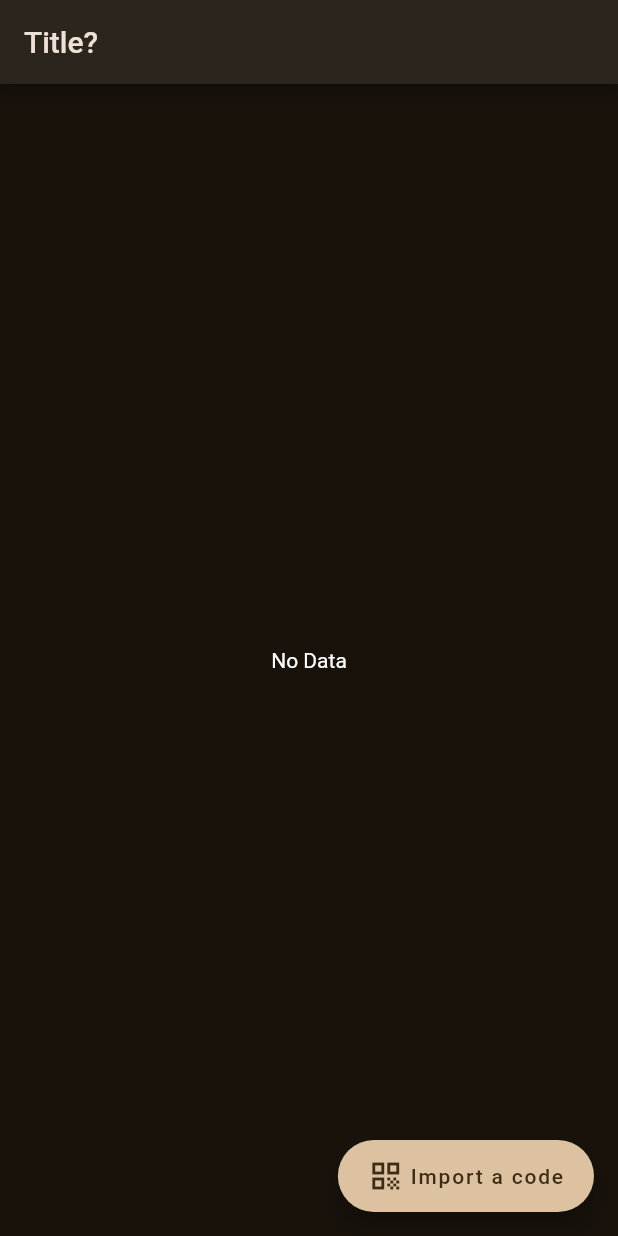
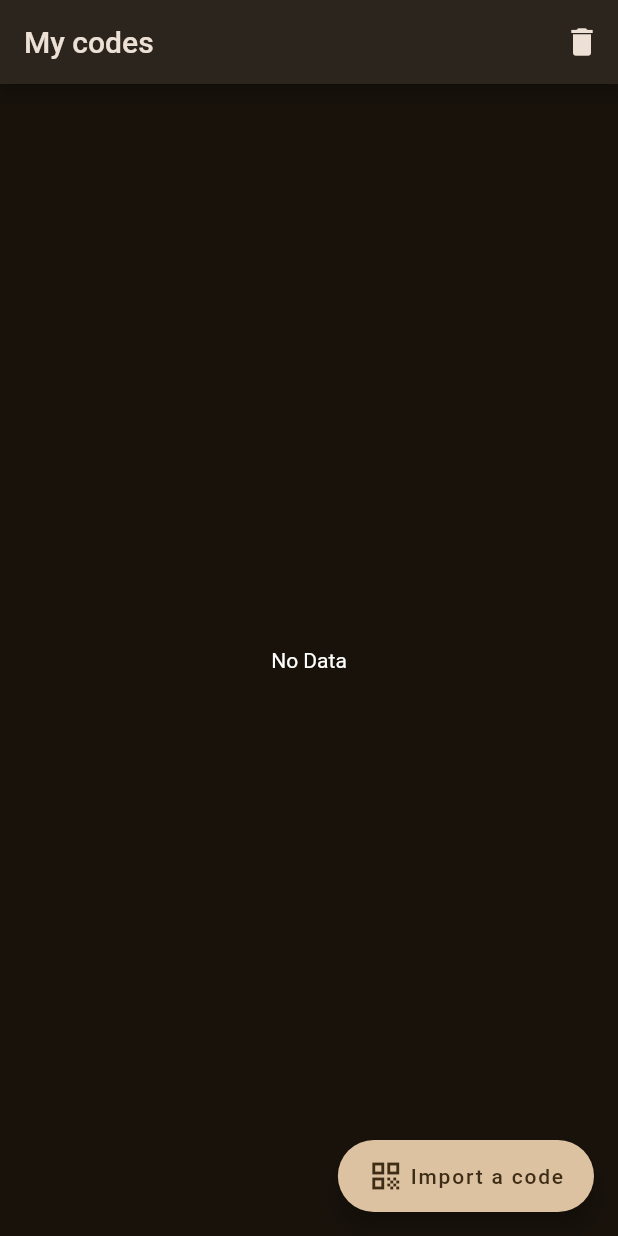
Before and after one commit to Pierre-Monier/home_screen_codes, a Flutter app: the screen it shows after launch, on a phone screen of 412 x 824 dp. Run offline on Flutter 3.47's test engine with Material 2 defaults, Android fonts, the phone set to English and light mode, and no system bars; our stand-ins replace flutter_image_compress, get_it, image_picker, rxdart; missing offline and left inert: home_widget.

Commit message:
refacto: set ui logic in notifier, feat(home): add import source dialog, feat(home): add dummy delete logic

```diff
--- a/lib/page/home/home_view.dart
+++ b/lib/page/home/home_view.dart
@@ -1,15 +1,15 @@
-import 'dart:io';
-
 import 'package:flutter/material.dart';
 import 'package:flutter/rendering.dart';
 import 'package:home_screen_codes/bloc/bloc_provider.dart';
 import 'package:home_screen_codes/bloc/codes_bloc.dart';
 import 'package:home_screen_codes/domain/entity/code_data.dart';
 import 'package:home_screen_codes/domain/entity/codes.dart';
+import 'package:home_screen_codes/page/home/notifier/import_fab_should_extended_notifier.dart';
+import 'package:home_screen_codes/page/home/notifier/is_deleting_notifier.dart';
 import 'package:home_screen_codes/page/home/widget/code_card.dart';
-import 'package:home_screen_codes/service/file_writter_service.dart';
-import 'package:home_screen_codes/service/image_picker_service.dart';
-import 'package:home_screen_codes/service_locator.dart';
+import 'package:home_screen_codes/page/home/widget/home_view_appbar.dart';
+import 'package:home_screen_codes/page/home/widget/import_code_fab.dart';
+import 'package:provider/provider.dart';
 
 class HomeView extends StatefulWidget {
   const HomeView({Key? key}) : super(key: key);
@@ -19,7 +19,8 @@ class HomeView extends StatefulWidget {
 }
 
 class _HomeViewState extends State<HomeView> {
-  bool _isFabExtended = true;
+  final _isDeleting = IsDeletingNotifier();
+  final _isFabExtendedNotifier = ImportFabShouldExtendedNotifier();
   late ScrollController _scrollController;
 
   @override
@@ -29,33 +30,16 @@ class _HomeViewState extends State<HomeView> {
     _scrollController.addListener(() {
       if (_scrollController.position.userScrollDirection ==
           ScrollDirection.forward) {
-        if (!_isFabExtended) {
-          setState(() {
-            _isFabExtended = true;
-          });
+        if (!_isFabExtendedNotifier.value) {
+          _isFabExtendedNotifier.value = true;
         }
       } else if (_scrollController.position.userScrollDirection ==
           ScrollDirection.reverse) {
-        if (_isFabExtended) {
-          setState(() {
-            _isFabExtended = false;
-          });
+        if (_isFabExtendedNotifier.value) {
+          _isFabExtendedNotifier.value = false;
         }
       }
     });
-  }
-
-  // TODO(pierre/high): this shoudl'nt be in widget code
-  Future<void> _pickImageUri(BuildContext context, Codes codes) async {
-    final imagePath =
-        await sl.get<ImagePickerSerivce>().getImagePathFromGallery();
-
-    if (imagePath != null) {
-      final imageFile =
-          await sl.get<FileWritterService>().copyFile(File(imagePath));
-      BlocProvider.of<CodesBloc>(context)
-          .addCodeData(CodeData(imagePath: imageFile.path));
-    }
   }
 
   List<Widget> _getItems(List<CodeData> codesData) {
@@ -74,11 +58,19 @@ class _HomeViewState extends State<HomeView> {
 
   @override
   Widget build(BuildContext context) {
+    // TODO(maybe): pass this in a notifier
     final bool _showFab = MediaQuery.of(context).viewInsets.bottom == 0.0;
-    return Scaffold(
-      appBar: AppBar(
-        title: const Text('Title?'),
+    return MultiProvider(
+      providers: [
+        ChangeNotifierProvider<IsDeletingNotifier>.value(
+          value: _isDeleting,
         ),
+        ChangeNotifierProvider<ImportFabShouldExtendedNotifier>.value(
+          value: _isFabExtendedNotifier,
+        ),
+      ],
+      child: Scaffold(
+        appBar: const HomeViewAppbar(),
         body: StreamBuilder<Codes>(
           stream: BlocProvider.of<CodesBloc>(context).codes,
           builder: (context, snapshot) {
@@ -107,48 +99,23 @@ class _HomeViewState extends State<HomeView> {
             );
           },
         ),
-      floatingActionButton: _showFab
+        floatingActionButton: Consumer<IsDeletingNotifier>(
+          builder: (context, notifier, child) => !notifier.value && _showFab
               ? StreamBuilder<Codes>(
                   stream: BlocProvider.of<CodesBloc>(context).codes,
                   builder: (context, snapshot) {
                     final _data = snapshot.data;
 
                     if (_data != null) {
-                  return FloatingActionButton.extended(
-                    label: AnimatedSwitcher(
-                      duration: const Duration(milliseconds: 200),
-                      transitionBuilder:
-                          (Widget child, Animation<double> animation) =>
-                              FadeTransition(
-                        opacity: animation,
-                        child: SizeTransition(
-                          sizeFactor: animation,
-                          axis: Axis.horizontal,
-                          child: child,
-                        ),
-                      ),
-                      child: _isFabExtended
-                          ? Row(
-                              children: const [
-                                Padding(
-                                  padding: EdgeInsets.only(right: 4.0),
-                                  child: Icon(Icons.qr_code),
-                                ),
-                                Text('Import a code')
-                              ],
-                            )
-                          : const Icon(Icons.qr_code),
-                    ),
-                    onPressed: () => _pickImageUri(context, snapshot.data!),
-                    tooltip: 'Import a code',
-                    // icon: const Icon(Icons.qr_code_sharp),
-                  );
+                      return const ImportCodeFab();
                     }
 
                     return const SizedBox();
                   },
                 )
-          : null,
+              : const SizedBox(),
+        ),
+      ),
     );
   }
 }
--- /dev/null
+++ b/lib/page/home/notifier/import_fab_should_extended_notifier.dart
@@ -0,0 +1,5 @@
+import 'package:flutter/foundation.dart';
+
+class ImportFabShouldExtendedNotifier extends ValueNotifier<bool> {
+  ImportFabShouldExtendedNotifier() : super(true);
+}
--- /dev/null
+++ b/lib/page/home/notifier/is_deleting_notifier.dart
@@ -0,0 +1,5 @@
+import 'package:flutter/material.dart';
+
+class IsDeletingNotifier extends ValueNotifier<bool> {
+  IsDeletingNotifier() : super(false);
+}
--- /dev/null
+++ b/lib/page/home/widget/home_view_appbar.dart
@@ -0,0 +1,30 @@
+import 'package:flutter/material.dart';
+import 'package:home_screen_codes/page/home/notifier/is_deleting_notifier.dart';
+import 'package:home_screen_codes/page/home/widget/cancel_action_appbar.dart';
+import 'package:provider/provider.dart';
+
+class HomeViewAppbar extends StatelessWidget implements PreferredSizeWidget {
+  const HomeViewAppbar({Key? key}) : super(key: key);
+
+  @override
+  Widget build(BuildContext context) => AppBar(
+        title: const Text('My codes'),
+        actions: [
+          Consumer<IsDeletingNotifier>(
+            builder: (context, notifier, child) => notifier.value
+                ? const Center(
+                    child: CancelActionAppbar(),
+                  )
+                : IconButton(
+                    icon: const Icon(Icons.delete),
+                    onPressed: () {
+                      notifier.value = true;
+                    },
+                  ),
+          ),
+        ],
+      );
+
+  @override
+  Size get preferredSize => const Size.fromHeight(56.0);
+}
--- /dev/null
+++ b/lib/page/home/widget/import_code_fab.dart
@@ -0,0 +1,44 @@
+import 'package:flutter/material.dart';
+import 'package:home_screen_codes/page/home/notifier/import_fab_should_extended_notifier.dart';
+import 'package:home_screen_codes/page/home/widget/source_picker_dialog.dart';
+import 'package:provider/provider.dart';
+
+class ImportCodeFab extends StatelessWidget {
+  const ImportCodeFab({Key? key}) : super(key: key);
+
+  @override
+  Widget build(BuildContext context) =>
+      Consumer<ImportFabShouldExtendedNotifier>(
+        builder: (context, notifier, child) => FloatingActionButton.extended(
+          label: AnimatedSwitcher(
+            duration: const Duration(milliseconds: 200),
+            transitionBuilder: (Widget child, Animation<double> animation) =>
+                FadeTransition(
+              opacity: animation,
+              child: SizeTransition(
+                sizeFactor: animation,
+                axis: Axis.horizontal,
+                child: child,
+              ),
+            ),
+            child: notifier.value
+                ? Row(
+                    children: const [
+                      Padding(
+                        padding: EdgeInsets.only(right: 4.0),
+                        child: Icon(Icons.qr_code),
+                      ),
+                      Text('Import a code')
+                    ],
+                  )
+                : const Icon(Icons.qr_code),
+          ),
+          onPressed: () => showDialog(
+            context: context,
+            builder: (_) => const SourcePickerDialog(),
+          ),
+          tooltip: 'Import a code',
+          // icon: const Icon(Icons.qr_code_sharp),
+        ),
+      );
+}
--- a/lib/service/image_picker_service.dart
+++ b/lib/service/image_picker_service.dart
@@ -3,9 +3,8 @@
 class ImagePickerSerivce {
   final ImagePicker _picker = ImagePicker();
 
-  /// return image path of the selected image
-  Future<String?> getImagePathFromGallery() async {
-    final xfile = await _picker.pickImage(source: ImageSource.gallery);
+  Future<String?> getImagePath(ImageSource source) async {
+    final xfile = await _picker.pickImage(source: source);
     if (xfile == null) {
       // the user must have cancelled the image selection
       return null;
--- a/pubspec.yaml
+++ b/pubspec.yaml
@@ -40,6 +40,7 @@ dependencies:
   path_provider: ^2.0.9
   rxdart: ^0.27.3
   flutter_image_compress: ^1.1.0
+  provider: ^6.0.2
 
 dev_dependencies:
   flutter_test:
```
Also changed, not shown: lib/bloc/codes_bloc.dart (+17 -1 lines), lib/page/home/widget/cancel_action_appbar.dart (added, +29 -0 lines), lib/page/home/widget/code_card.dart (+19 -14 lines), lib/page/home/widget/code_card_image.dart (added, +18 -0 lines), lib/page/home/widget/code_card_image_deletable.dart (added, +36 -0 lines), lib/page/home/widget/code_label_text_editor.dart (+7 -3 lines), lib/page/home/widget/source_picker_dialog.dart (added, +34 -0 lines), pubspec.lock. Lines whose indentation alone changed are shown as unchanged.
